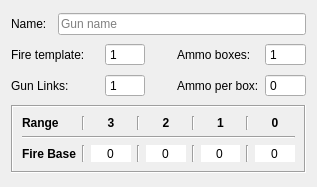
Qt form editor/GunEditorTab.ui (wchamilton/CEManeuverLog) before a commit.
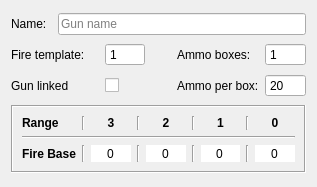
The same form after that commit.

Commit message: Overhauled how guns with links work so now they're actually separate gun items. Created a wrapping layer as the 'linking' layer which is used whenever guns with links are present. Slight modfication to the pre-game-prompt to have the max altitude set as the spinbox max as well as the suffix. Updated all plane files to either fix historical issues or update to new gun link paradigm.

```diff
--- a/editor/GunEditorTab.ui
+++ b/editor/GunEditorTab.ui
@@ -63,13 +63,6 @@
      </property>
     </widget>
    </item>
-   <item row="2" column="0" colspan="2">
-    <widget class="QLabel" name="label_12">
-     <property name="text">
-      <string>Gun Links:</string>
-     </property>
-    </widget>
-   </item>
    <item row="3" column="0" colspan="6">
     <widget class="QFrame" name="fire_base_frame">
      <property name="sizePolicy">
@@ -308,16 +301,6 @@
      </layout>
     </widget>
    </item>
-   <item row="2" column="2">
-    <widget class="QSpinBox" name="gun_links">
-     <property name="buttonSymbols">
-      <enum>QAbstractSpinBox::NoButtons</enum>
-     </property>
-     <property name="minimum">
-      <number>1</number>
-     </property>
-    </widget>
-   </item>
    <item row="2" column="4">
     <widget class="QLabel" name="label_8">
      <property name="text">
@@ -336,6 +319,9 @@
      <property name="minimum">
       <number>0</number>
      </property>
+     <property name="value">
+      <number>20</number>
+     </property>
     </widget>
    </item>
    <item row="1" column="5">
@@ -365,6 +351,20 @@
      </property>
     </widget>
    </item>
+   <item row="2" column="2">
+    <widget class="QCheckBox" name="is_linked">
+     <property name="text">
+      <string/>
+     </property>
+    </widget>
+   </item>
+   <item row="2" column="0" colspan="2">
+    <widget class="QLabel" name="label">
+     <property name="text">
+      <string>Gun linked</string>
+     </property>
+    </widget>
+   </item>
   </layout>
  </widget>
  <resources/>
```
Left out of the diff: 17 changed lines with no effect on the pictures. The commit also changes 30 other files.
